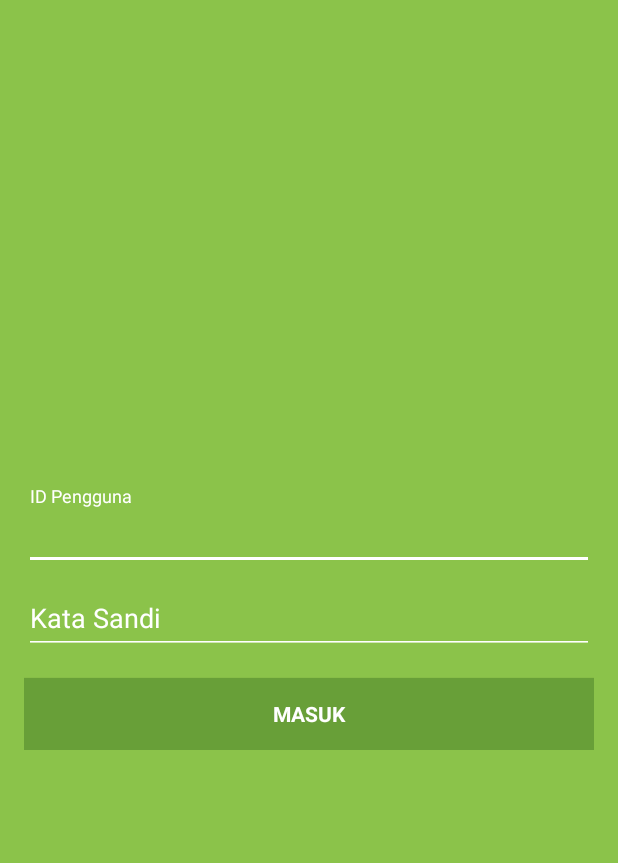
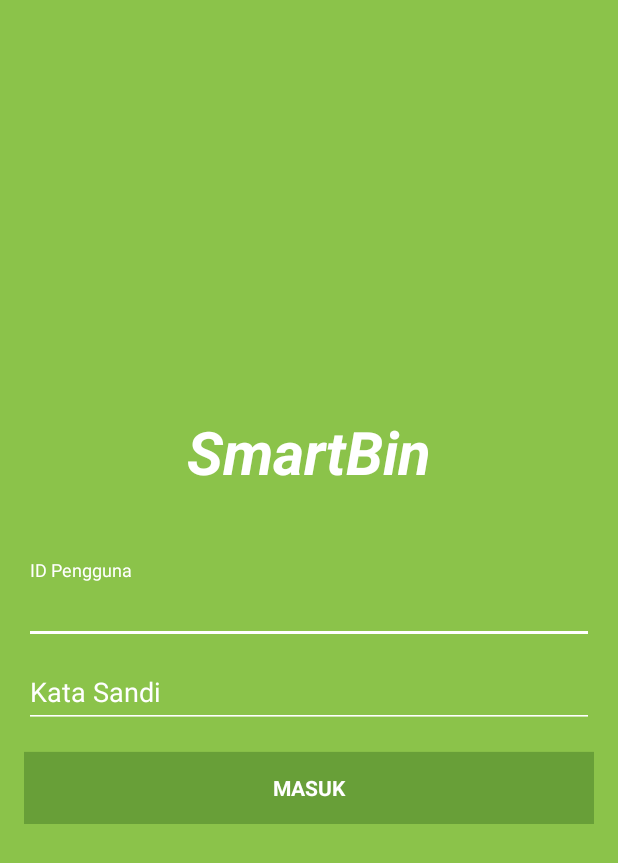
Before and after one commit to bravyto/SmartBin, an Android app: the screen it shows after launch (LoginActivity), on a phone screen of 412 x 824 dp. Shown: the top 863 px of the screen. Run offline under Robolectric (Android 15) with nearby library versions, the phone set to English and light mode, and no system bars.

Commit message:
Poketod need keras
nambah logo temporer di login

```diff
--- a/app/src/main/res/layout/activity_login.xml
+++ b/app/src/main/res/layout/activity_login.xml
@@ -16,7 +16,8 @@
         android:id="@+id/login_form"
         android:layout_width="match_parent"
         android:layout_height="match_parent"
-        android:gravity="center_vertical">
+        android:gravity="center_vertical"
+        android:orientation="vertical">
 
         <LinearLayout
             android:id="@+id/id_login_form"
@@ -24,6 +25,17 @@
             android:layout_height="wrap_content"
             android:orientation="vertical"
             android:gravity="center_vertical">
+
+            <TextView
+                android:layout_width="fill_parent"
+                android:layout_height="wrap_content"
+                android:text="SmartBin"
+                android:id="@+id/textView2"
+                android:gravity="center_horizontal"
+                android:textColor="#FFFFFF"
+                android:textSize="40sp"
+                android:textStyle="bold|italic"
+                android:layout_marginBottom="45dp" />
 
             <android.support.design.widget.TextInputLayout
                 android:layout_width="match_parent"
@@ -72,5 +84,6 @@
                 android:textColor="#FFFFFF" />
 
         </LinearLayout>
+
     </LinearLayout>
 </RelativeLayout>
```
